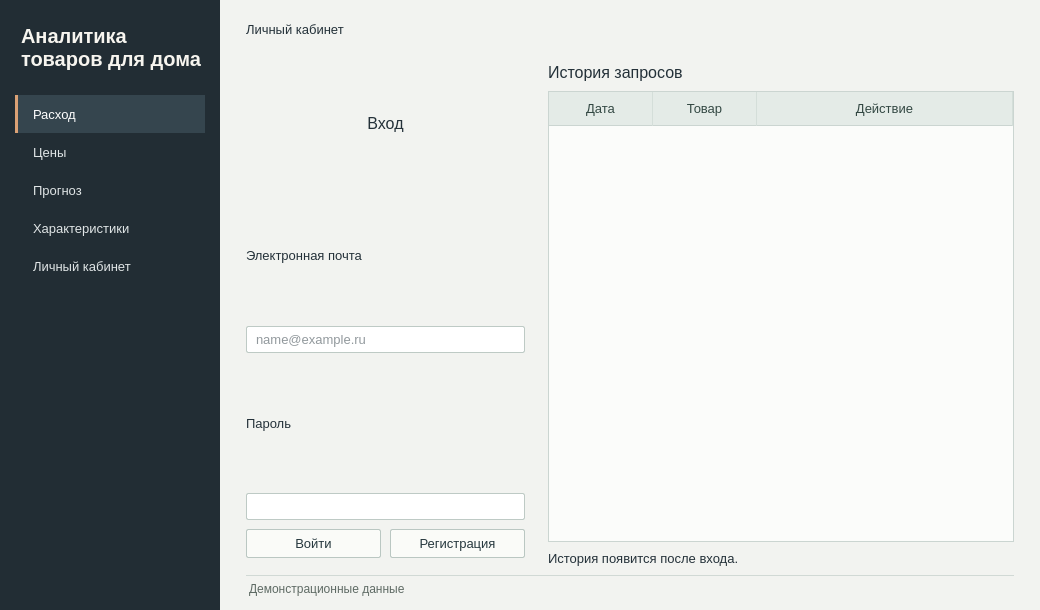
Old version of the form household_goods.ui in the repository Joe6355/_Analytics-for-household-goods.
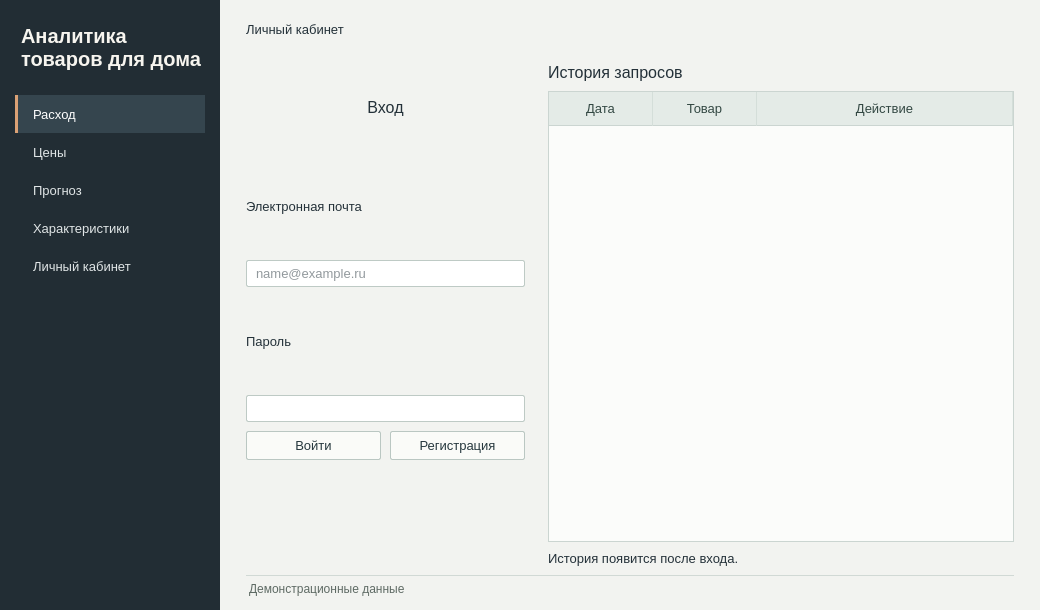
New version of the form. The open tabs and pages were chosen to show the change. Icons and pictures are not drawn.

```diff
--- a/household_goods.ui
+++ b/household_goods.ui
@@ -1780,7 +1780,7 @@
                 <number>23</number>
                </property>
                <item>
-                <layout class="QVBoxLayout" name="signInLayout" stretch="0,0,0,0,0,0,1">
+                <layout class="QVBoxLayout" name="signInLayout" stretch="0,0,0,0,0,0,0,1">
                  <property name="spacing">
                   <number>9</number>
                  </property>
@@ -1849,6 +1849,16 @@
                    </item>
                   </layout>
                  </item>
+                 <item>
+                  <widget class="QLabel" name="accountStatus">
+                   <property name="wordWrap">
+                    <bool>true</bool>
+                   </property>
+                   <property name="role" stdset="0">
+                    <string>muted</string>
+                   </property>
+                  </widget>
+                 </item>
                  <item>
                   <spacer name="signInSpacer">
                    <property name="sizeType">
```
